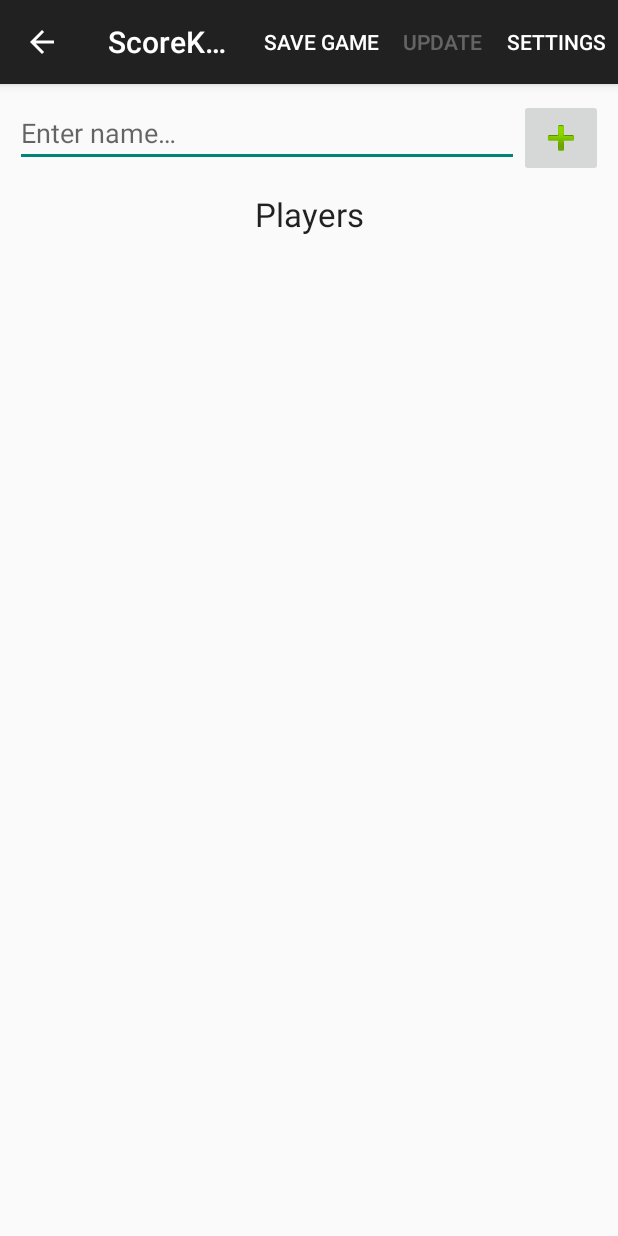
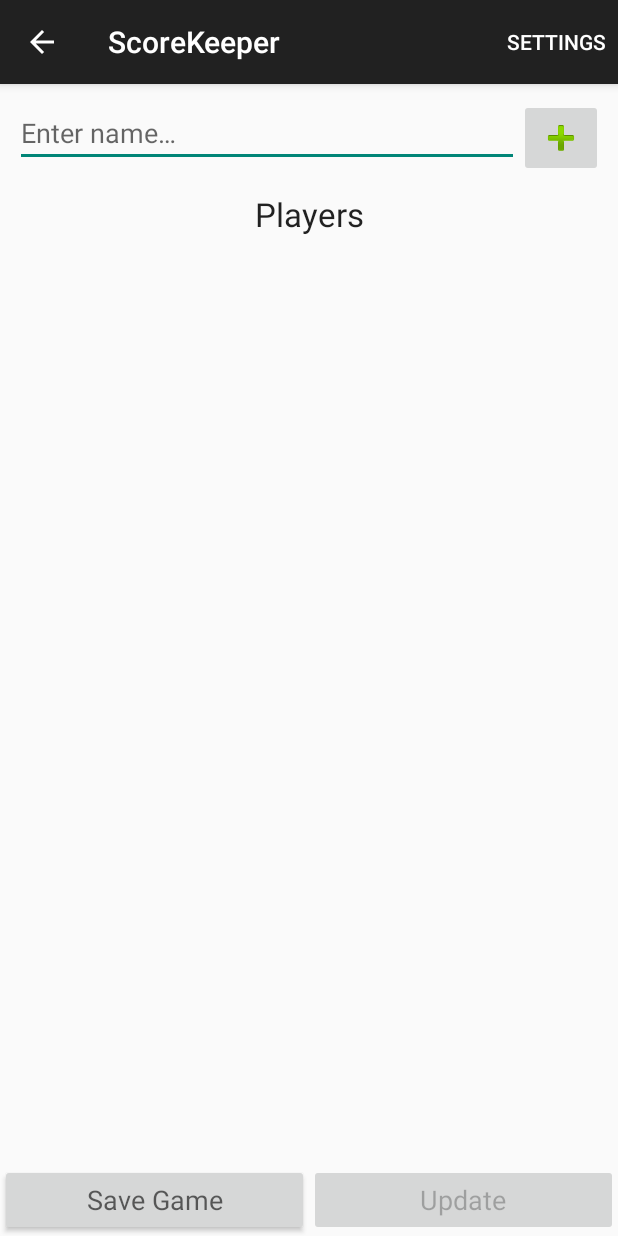
Before and after one commit to lqiu96/ScoreKeeper, an Android app: the Game screen opened directly, with no data from a screen before it, on a phone screen of 412 x 824 dp. Run offline under Robolectric (Android 15) with nearby library versions, the phone set to English and light mode, and no system bars; 1 statement that could not run was skipped.

Commit message:
Updated the app. Instead of having the actionbar display Save Game and update buttons. They are now two buttons on the bottom that give it the functionality

```diff
--- a/app/src/main/java/com/lawrenceqiu/scorekeeper/app/Game.java
+++ b/app/src/main/java/com/lawrenceqiu/scorekeeper/app/Game.java
@@ -13,6 +13,8 @@ import android.support.v7.app.AppCompatActivity;
 import android.util.Log;
 import android.view.Menu;
 import android.view.MenuItem;
+import android.view.View;
+import android.widget.Button;
 import android.widget.EditText;
 import android.widget.Toast;
 import com.lawrence.scorekeeper.app.R;
@@ -38,9 +40,10 @@ public class Game extends AppCompatActivity {
     private GameFragment gameFragment;
     private boolean gameSaved;
 
+    private Button saveGame;
+    private Button updateGame;
 
-    private SharedPreferences.OnSharedPreferenceChangeListener preferenceChangeListener =
-            new SharedPreferences.OnSharedPreferenceChangeListener() {
+    private SharedPreferences.OnSharedPreferenceChangeListener preferenceChangeListener = new SharedPreferences.OnSharedPreferenceChangeListener() {
         @Override
         public void onSharedPreferenceChanged(SharedPreferences sharedPreferences, String key) {
             if (key.equals(NUM_PLAYERS)) {
@@ -61,7 +64,7 @@ public class Game extends AppCompatActivity {
      * have passed additional serialized objects (e.g. intentExtras != null)
      * Sets the gameFragment with the players and updates its name
      * gameSaved is then set to true so that you have to update to save
-     *
+     * <p/>
      * Otherwise gameSaved is false so you must save game for it to be recorded (can't update)
      *
      * @param savedInstanceState Bundle to store the data
@@ -72,6 +75,22 @@ public class Game extends AppCompatActivity {
         setContentView(R.layout.game_main);
 
         gameFragment = (GameFragment) getFragmentManager().findFragmentById(R.id.gameFrag);
+
+        saveGame = (Button) findViewById(R.id.saveGame);
+        updateGame = (Button) findViewById(R.id.updateGame);
+
+        saveGame.setOnClickListener(new View.OnClickListener() {
+            @Override
+            public void onClick(View v) {
+                saveGame();
+            }
+        });
+        updateGame.setOnClickListener(new View.OnClickListener() {
+            @Override
+            public void onClick(View v) {
+                updateGame();
+            }
+        });
 
         Bundle intentExtras = getIntent().getExtras();
         if (intentExtras != null) {
@@ -87,6 +106,8 @@ public class Game extends AppCompatActivity {
         } else {
             gameSaved = false;
         }
+
+        updateSaveGameButtons();
 
         PreferenceManager.setDefaultValues(this, R.xml.preferences, false);
         PreferenceManager.getDefaultSharedPreferences(getApplicationContext())
@@ -116,24 +137,24 @@ public class Game extends AppCompatActivity {
 
     /**
      * If the game be loaded up or previously saved (gameSaved is false)
-     *  -Disable 'Save Game' Button and enable 'Update'
+     * -Disable 'Save Game' Button and enable 'Update'
      * Otherwise
-     *  -Enable 'Save Game' Button and disable 'Update'
+     * -Enable 'Save Game' Button and disable 'Update'
      *
      * @param menu ActionBar menu
      * @return super class boolean variable
      */
-    @Override
-    public boolean onPrepareOptionsMenu(Menu menu) {
-        if (!gameSaved) {
-            menu.getItem(0).setEnabled(true);
-            menu.getItem(1).setEnabled(false);
-        } else {
-            menu.getItem(0).setEnabled(false);
-            menu.getItem(1).setEnabled(true);
-        }
-        return super.onPrepareOptionsMenu(menu);
-    }
+//    @Override
+//    public boolean onPrepareOptionsMenu(Menu menu) {
+//        if (!gameSaved) {
+//            menu.getItem(0).setEnabled(true);
+//            menu.getItem(1).setEnabled(false);
+//        } else {
+//            menu.getItem(0).setEnabled(false);
+//            menu.getItem(1).setEnabled(true);
+//        }
+//        return super.onPrepareOptionsMenu(menu);
+//    }
 
     /**
      * Handles when the user selects an option on the menu
@@ -150,12 +171,12 @@ public class Game extends AppCompatActivity {
 
         //noinspection SimplifiableIfStatement
         switch (id) {
-            case R.id.save_game:
-                saveGame();
-                break;
-            case R.id.update_game:
-                updateGame();
-                break;
+//            case R.id.save_game:
+//                saveGame();
+//                break;
+//            case R.id.update_game:
+//                updateGame();
+//                break;
             case R.id.update_settings:
                 updateSettings();
         }
@@ -181,7 +202,7 @@ public class Game extends AppCompatActivity {
      * Creates a new ActionDialog for when the user chooses the Save Game option on the Menu
      * Gives users three options, Cancel (Dismiss the dialog), Default (creates a name for the file
      * based on the current time), and Custom which allows users to select their own name for the file
-     *
+     * <p/>
      * Passes the name of the file to create the File
      */
     @TargetApi(Build.VERSION_CODES.LOLLIPOP)
@@ -225,6 +246,7 @@ public class Game extends AppCompatActivity {
     /**
      * Saves the name in the internal storage folder of data/data/com.lawrence.scorekeeper.app/logGames
      * Creates directory if it doesn't exist there. Does nothing is file name already exists
+     *
      * @param customName Name of the file
      */
     private void save(String customName) {
@@ -234,16 +256,26 @@ public class Game extends AppCompatActivity {
             directory.getParentFile().mkdirs();
             writeToFile(directory);
             gameSaved = !gameSaved;
-            invalidateOptionsMenu();
+            updateSaveGameButtons();
         } else {            //REPLACE THIS WITH ALERTDIALOG TO MAKE USER CONFIRM TO OVERWRITE PREVIOUS DATA
             Toast.makeText(getApplicationContext(), R.string.fileExists, Toast.LENGTH_SHORT).show();
+        }
+    }
+
+    private void updateSaveGameButtons() {
+        if (gameSaved) {
+            saveGame.setEnabled(false);
+            updateGame.setEnabled(true);
+        } else {
+            saveGame.setEnabled(true);
+            updateGame.setEnabled(false);
         }
     }
 
     /**
      * Gets the list of Player objects from the gameFragment and serializes them
      * Each Object is written to the file (Name and Scores)
-     *
+     * <p/>
      * Notifies the user with a Toast that file has been saved
      *
      * @param file File that the directory's absolute path is in
--- a/app/src/main/java/com/lawrenceqiu/scorekeeper/app/LoadGame.java
+++ b/app/src/main/java/com/lawrenceqiu/scorekeeper/app/LoadGame.java
@@ -111,8 +111,7 @@ public class LoadGame extends ListActivity {
                     e.printStackTrace();
                 }
             }
-            LoadGame.this.finish();         //Remove this from the back stack so when user press back from Loaded game
-            startActivity(loadSavedGame);   //Goes straight back to the main screen
+            startActivity(loadSavedGame);
         }
     };
 
--- a/app/src/main/res/layout/game_main.xml
+++ b/app/src/main/res/layout/game_main.xml
@@ -7,7 +7,27 @@
 
     <fragment
             android:layout_width="match_parent"
-            android:layout_height="match_parent"
+            android:layout_height="0dp"
+            android:layout_weight="1"
             android:name="com.lawrenceqiu.scorekeeper.app.GameFragment"
             android:id="@+id/gameFrag"/>
+
+    <LinearLayout
+            android:layout_width="match_parent"
+            android:layout_height="wrap_content">
+        <Button
+                android:id="@+id/saveGame"
+                android:text="@string/save"
+                android:layout_weight="1"
+                android:layout_width="0dp"
+                android:layout_height="wrap_content"
+                android:textAppearance="?android:attr/textAppearanceMedium"/>
+        <Button
+                android:id="@+id/updateGame"
+                android:text="@string/update"
+                android:layout_weight="1"
+                android:layout_width="0dp"
+                android:layout_height="wrap_content"
+                android:textAppearance="?android:attr/textAppearanceMedium"/>
+    </LinearLayout>
 </LinearLayout>
--- a/app/src/main/res/menu/menu_main.xml
+++ b/app/src/main/res/menu/menu_main.xml
@@ -3,6 +3,7 @@
       xmlns:tools="http://schemas.android.com/tools"
       android:title="@string/createGame"
       tools:context=".Game">
+    <!--
     <item android:id="@+id/save_game"
           android:title="@string/save"
           android:orderInCategory="1"
@@ -11,8 +12,9 @@
           android:title="@string/update"
           android:orderInCategory="2"
           app:showAsAction="ifRoom"/>
+          -->
     <item android:id="@+id/update_settings"
           android:title="@string/settings"
-          android:orderInCategory="3"
+          android:orderInCategory="1"
           app:showAsAction="ifRoom"/>
 </menu>
```
Lines whose indentation alone changed are shown as unchanged.
